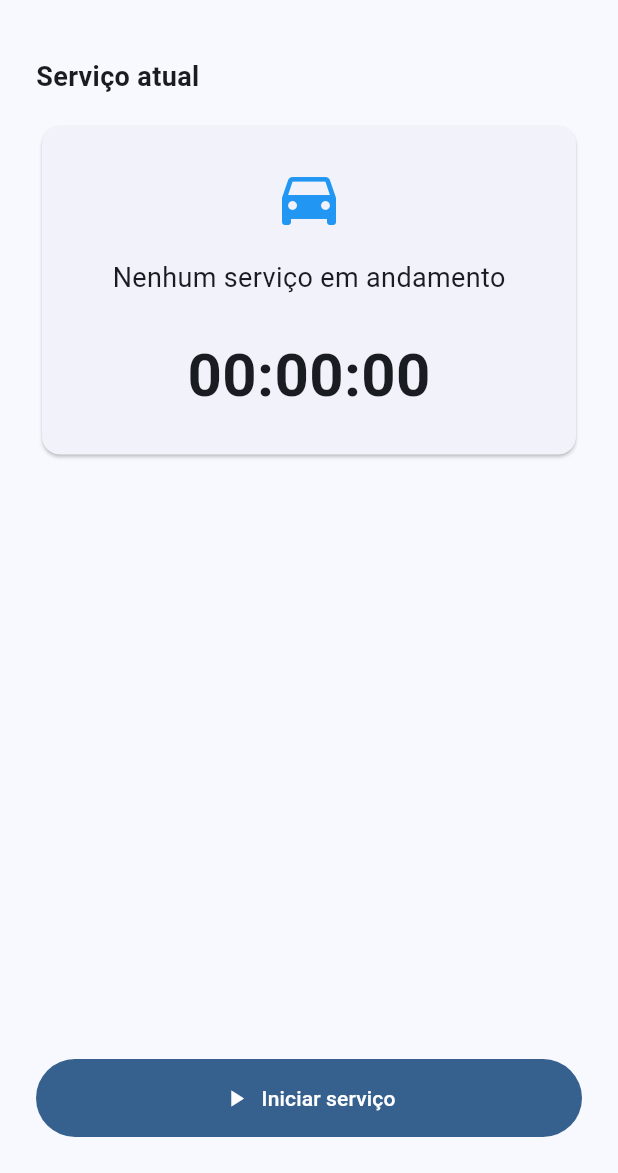
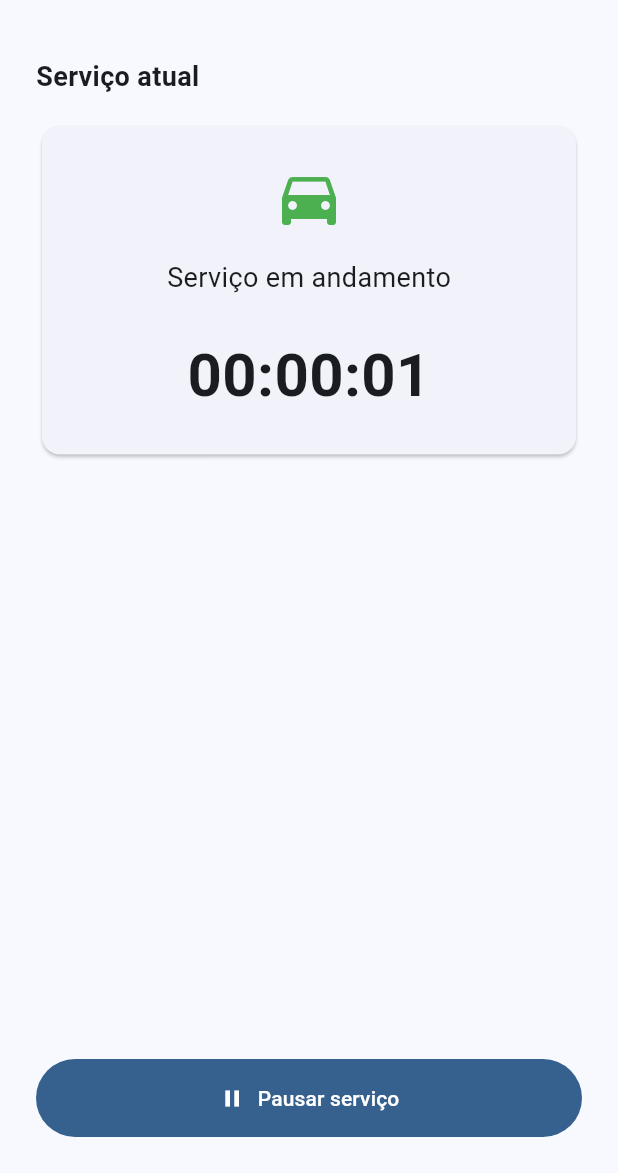
Before and after one commit to FlavioDosReis/controle-manutencao-flutter, a Flutter app: the screen it shows after launch, after a tap on "Iniciar serviço", on a phone screen of 412 x 824 dp, the part 63-1236 px from its top. Run offline on Flutter 3.47's test engine with Material 3 defaults, Android fonts, the phone set to English and light mode, and no system bars.

Commit message:
feat: adiciona contador de tempo do serviço

```diff
--- a/lib/main.dart
+++ b/lib/main.dart
@@ -1,3 +1,5 @@
+import 'dart:async';
+
 import 'package:flutter/material.dart';
 
 void main() {
@@ -21,8 +23,52 @@ class ControleTempoCarroApp extends StatelessWidget {
   }
 }
 
-class TelaInicial extends StatelessWidget {
+class TelaInicial extends StatefulWidget {
   const TelaInicial({super.key});
+
+  @override
+  State<TelaInicial> createState() => _TelaInicialState();
+}
+
+class _TelaInicialState extends State<TelaInicial> {
+  Timer? _timer;
+  Duration _duracao = Duration.zero;
+  bool _servicoEmAndamento = false;
+
+  void _alternarServico() {
+    if (_servicoEmAndamento) {
+      _timer?.cancel();
+
+      setState(() {
+        _servicoEmAndamento = false;
+      });
+      return;
+    }
+
+    setState(() {
+      _servicoEmAndamento = true;
+    });
+
+    _timer = Timer.periodic(const Duration(seconds: 1), (timer) {
+      setState(() {
+        _duracao += const Duration(seconds: 1);
+      });
+    });
+  }
+
+  String _formatarDuracao(Duration duracao) {
+    final horas = duracao.inHours.toString().padLeft(2, '0');
+    final minutos = duracao.inMinutes.remainder(60).toString().padLeft(2, '0');
+    final segundos = duracao.inSeconds.remainder(60).toString().padLeft(2, '0');
+
+    return '$horas:$minutos:$segundos';
+  }
+
+  @override
+  void dispose() {
+    _timer?.cancel();
+    super.dispose();
+  }
 
   @override
   Widget build(BuildContext context) {
@@ -49,20 +95,22 @@ class TelaInicial extends StatelessWidget {
                 padding: const EdgeInsets.all(24),
                 child: Column(
                   children: [
-                    const Icon(
+                    Icon(
                       Icons.directions_car,
                       size: 48,
-                      color: Colors.blue,
+                      color: _servicoEmAndamento ? Colors.green : Colors.blue,
                     ),
                     const SizedBox(height: 16),
-                    const Text(
-                      'Nenhum serviço em andamento',
-                      style: TextStyle(fontSize: 18),
+                    Text(
+                      _servicoEmAndamento
+                          ? 'Serviço em andamento'
+                          : 'Serviço pausado',
+                      style: const TextStyle(fontSize: 18),
                     ),
                     const SizedBox(height: 24),
-                    const Text(
-                      '00:00:00',
-                      style: TextStyle(
+                    Text(
+                      _formatarDuracao(_duracao),
+                      style: const TextStyle(
                         fontSize: 40,
                         fontWeight: FontWeight.bold,
                       ),
@@ -73,9 +121,13 @@ class TelaInicial extends StatelessWidget {
             ),
             const Spacer(),
             FilledButton.icon(
-              onPressed: () {},
-              icon: const Icon(Icons.play_arrow),
-              label: const Text('Iniciar serviço'),
+              onPressed: _alternarServico,
+              icon: Icon(
+                _servicoEmAndamento ? Icons.pause : Icons.play_arrow,
+              ),
+              label: Text(
+                _servicoEmAndamento ? 'Pausar serviço' : 'Iniciar serviço',
+              ),
               style: FilledButton.styleFrom(
                 padding: const EdgeInsets.symmetric(vertical: 16),
               ),
```
